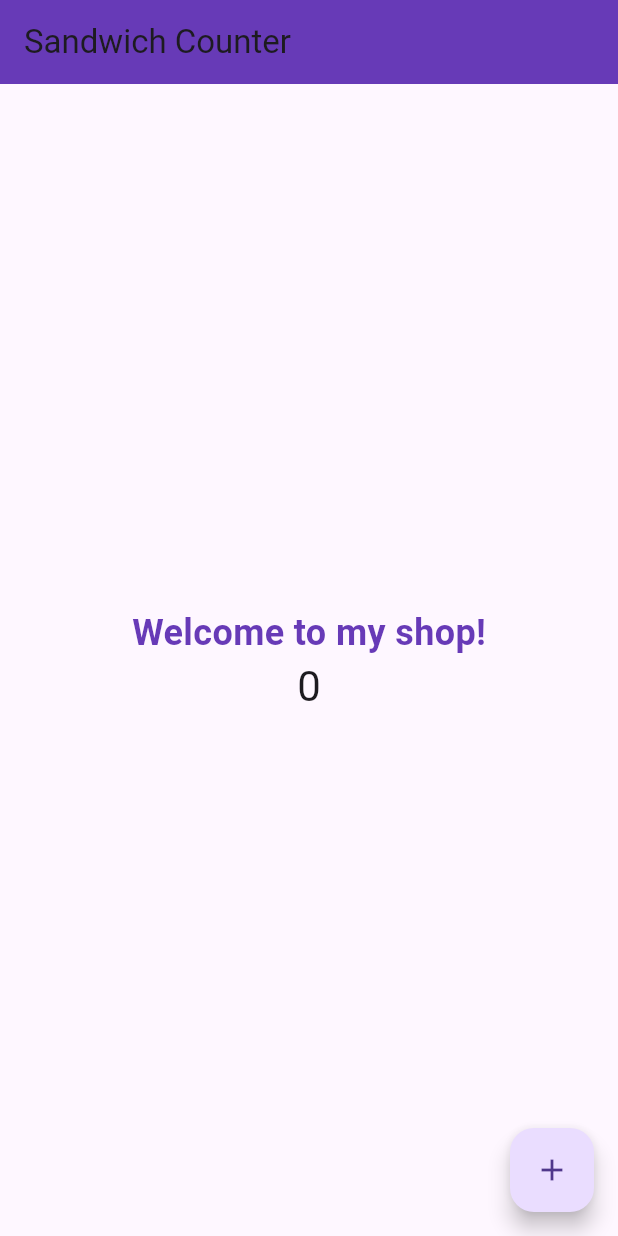
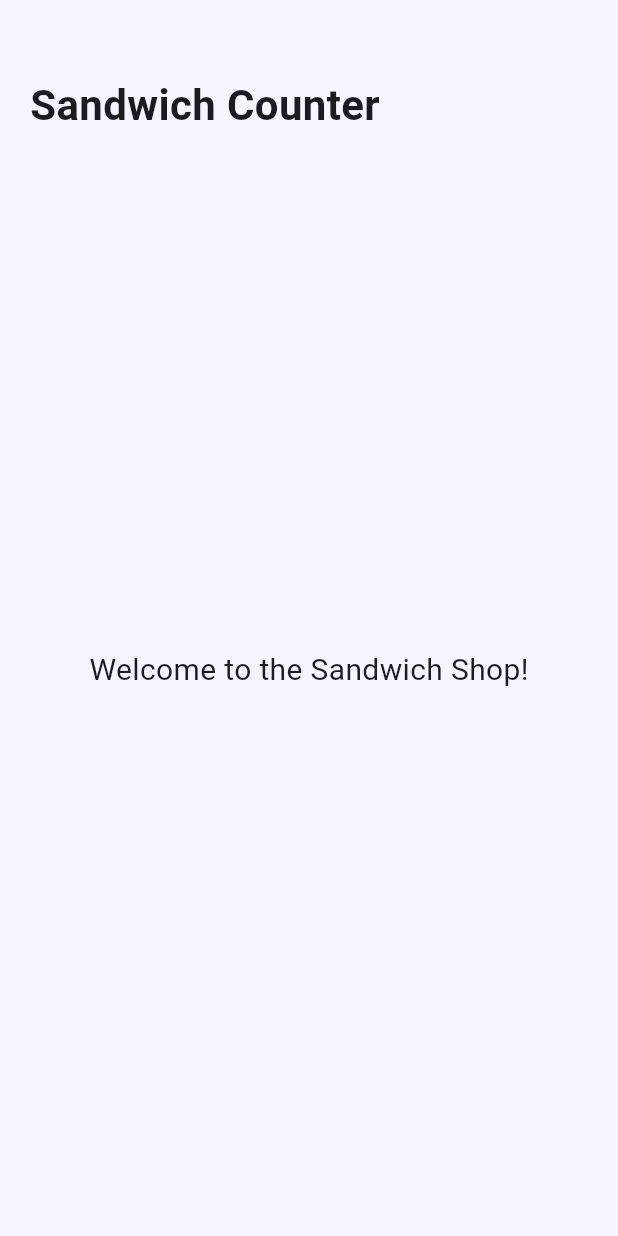
Before and after one commit to Marinos551/sandwich_shop1, a Flutter app: the screen it shows after launch, on a phone screen of 412 x 824 dp. Run offline on Flutter 3.47's test engine with Material 3 defaults, Android fonts, the phone set to English and light mode, and no system bars.

Commit message:
Define the UI inside App

```diff
--- a/lib/main.dart
+++ b/lib/main.dart
@@ -9,61 +9,36 @@ class App extends StatelessWidget {
 
   @override
   Widget build(BuildContext context) {
-    return MaterialApp(
-      title: 'Sandwich Shop App',
-      home: const MyHomePage(title: 'Sandwich Counter'),
-    );
-  }
-}
-
-class MyHomePage extends StatefulWidget {
-  const MyHomePage({super.key, required this.title});
-
-  final String title;
-
-  @override
-  State<MyHomePage> createState() => _MyHomePageState();
-}
-
-class _MyHomePageState extends State<MyHomePage> {
-  int _counter = 0;
-
-  void _incrementCounter() {
-    setState(() {
-      _counter++;
-    });
-  }
-
-  @override
-  Widget build(BuildContext context) {
-    return Scaffold(
-      appBar: AppBar(
-        backgroundColor: Colors.deepPurple,
-        title: Text(widget.title),
-      ),
-      body: Center(
+    return const MaterialApp(
+      debugShowCheckedModeBanner: false, // Removes the DEBUG banner
+      home: Scaffold(
+        backgroundColor: Color(0xFFF8F4FF), // Light purple background
+        body: Padding(
+          padding: EdgeInsets.all(20.0),
           child: Column(
-          mainAxisAlignment: MainAxisAlignment.center,
-          children: <Widget>[
-            const Text(
-              'Welcome to my shop!',
+            crossAxisAlignment: CrossAxisAlignment.start,
+            children: [
+              SizedBox(height: 30),
+              Text(
+                'Sandwich Counter',
                 style: TextStyle(
-                fontSize: 24,
+                  fontSize: 28,
                   fontWeight: FontWeight.bold,
-                color: Colors.deepPurple,
                 ),
               ),
-            Text(
-              '$_counter',
-              style: Theme.of(context).textTheme.headlineMedium,
+              Spacer(),
+              Center(
+                child: Text(
+                  'Welcome to the Sandwich Shop!',
+                  style: TextStyle(
+                    fontSize: 20,
                   ),
+                ),
+              ),
+              Spacer(),
             ],
           ),
         ),
-      floatingActionButton: FloatingActionButton(
-        onPressed: _incrementCounter,
-        tooltip: 'Increment',
-        child: const Icon(Icons.add),
       ),
     );
   }
```
Lines whose indentation alone changed are shown as unchanged.
